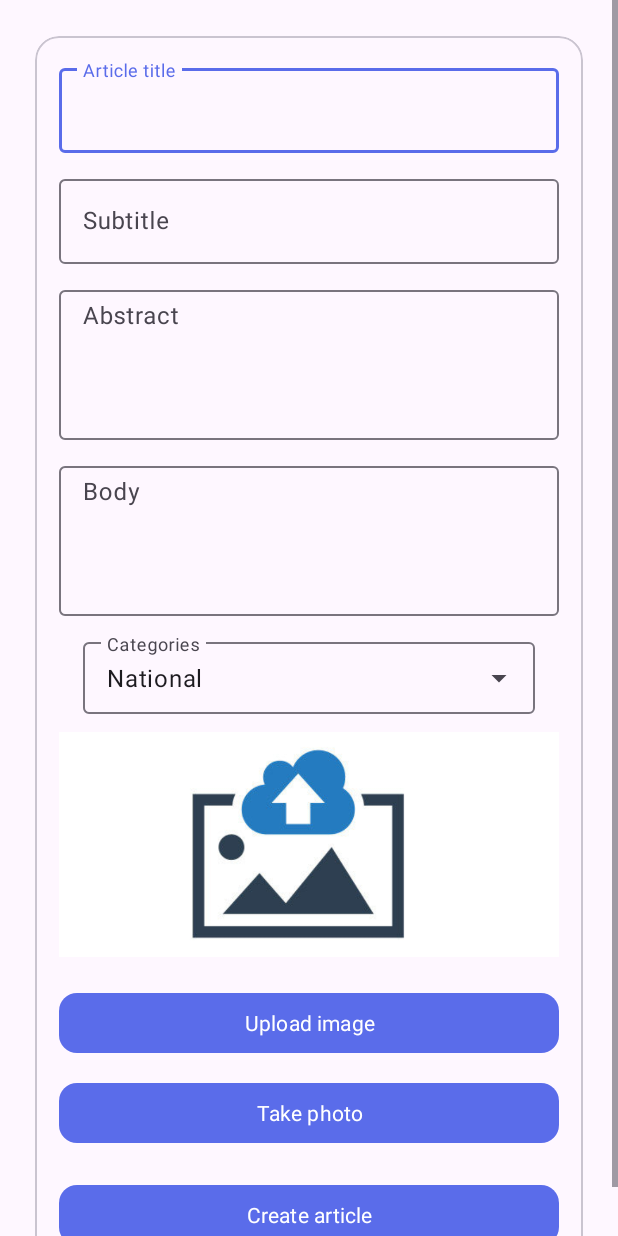
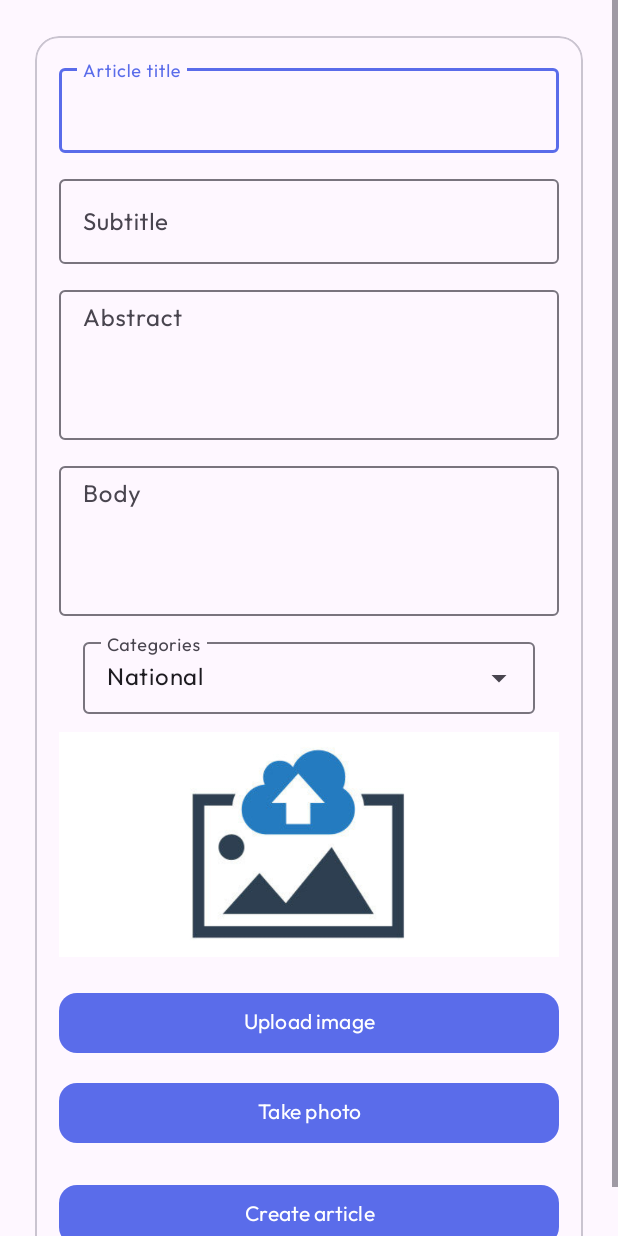
Before and after one commit to anjo2057/testforandriod, an Android app: the CreateArticleActivity screen opened directly, with no data from a screen before it, on a phone screen of 412 x 824 dp. Run offline under Robolectric (Android 15) with nearby library versions, the phone set to English and light mode, and no system bars.

Commit message:
delete: unnecessary font file

```diff
--- a/app/src/main/java/com/example/testingand/CreateArticleActivity.java
+++ b/app/src/main/java/com/example/testingand/CreateArticleActivity.java
@@ -32,11 +32,6 @@ import java.io.InputStream;
 import java.util.Properties;
 
 public class CreateArticleActivity extends AppCompatActivity {
-
-    private EditText titleEditText;
-    private EditText subtitleEditText;
-    private EditText abstractEditText;
-    private EditText bodyEditText;
     private AutoCompleteTextView categoriesDropdown;
     private Article articleToEdit;
     private TextInputEditText inputTitle;
@@ -92,15 +87,14 @@ public class CreateArticleActivity extends AppCompatActivity {
         super.onCreate(savedInstanceState);
         setContentView(R.layout.create_article_form);
 
-        titleEditText = findViewById(R.id.input_article_title);
-        subtitleEditText = findViewById(R.id.input_article_subtitle);
-        abstractEditText = findViewById(R.id.input_article_abstract);
-        bodyEditText = findViewById(R.id.input_article_body);
         categoriesDropdown = findViewById(R.id.categoriesDropdown);
         inputTitle = findViewById(R.id.input_article_title);
         inputSubtitle = findViewById(R.id.input_article_subtitle);
         inputAbstract = findViewById(R.id.input_article_abstract);
         inputBody = findViewById(R.id.input_article_body);
+        if (inputBody == null) {
+            Log.e("CreateArticleActivity", "inputBody is null!");
+        }
 
         btnUpload = findViewById(R.id.btnUpload);
         btnCamera = findViewById(R.id.btnCamera);
@@ -135,9 +129,11 @@ public class CreateArticleActivity extends AppCompatActivity {
                 // EDIT MODE
                 setTitle("Edit Article");
                 btnCreate.setText("Update article");
-                titleEditText.setText(articleToEdit.getTitleText());
+                inputTitle.setText(articleToEdit.getTitleText());
                 inputSubtitle.setText(articleToEdit.getFooterText());
-                abstractEditText.setText(articleToEdit.getAbstractText());
+                inputAbstract.setText(articleToEdit.getAbstractText());
+                // TODO: varför dyker texten upp när den är hårdkodad men inte med getBodyText???
+                //inputBody.setText("THIS IS A TEST");
                 inputBody.setText(articleToEdit.getBodyText());
                 categoriesDropdown.setText(articleToEdit.getCategory(), false);
                 // Set the listener for editing
--- a/app/src/main/res/font/outfit.xml
+++ /dev/null
@@ -1,3 +0,0 @@
-<?xml version="1.0" encoding="utf-8"?>
-<font-family xmlns:android="http://schemas.android.com/apk/res/android">
-</font-family>
--- a/app/src/main/res/values/themes.xml
+++ b/app/src/main/res/values/themes.xml
@@ -3,7 +3,7 @@
     <style name="Base.Theme.TestingAnd" parent="Theme.Material3.DayNight.NoActionBar">
         <!-- Customize your light theme here. -->
         <!-- <item name="colorPrimary">@color/my_light_primary</item> -->
-        <item name="android:fontFamily">@font/outfit</item>
+        <item name="android:fontFamily">@font/outfit_regular</item>
         <item name="colorPrimary">#5A6CEA</item>
         <item name="colorSecondary">#00B3A6</item>
         <item name="android:statusBarColor">?attr/colorPrimary</item>
```
Also changed, not shown: app/src/main/java/com/example/testingand/Article.java (+8 -9 lines).
